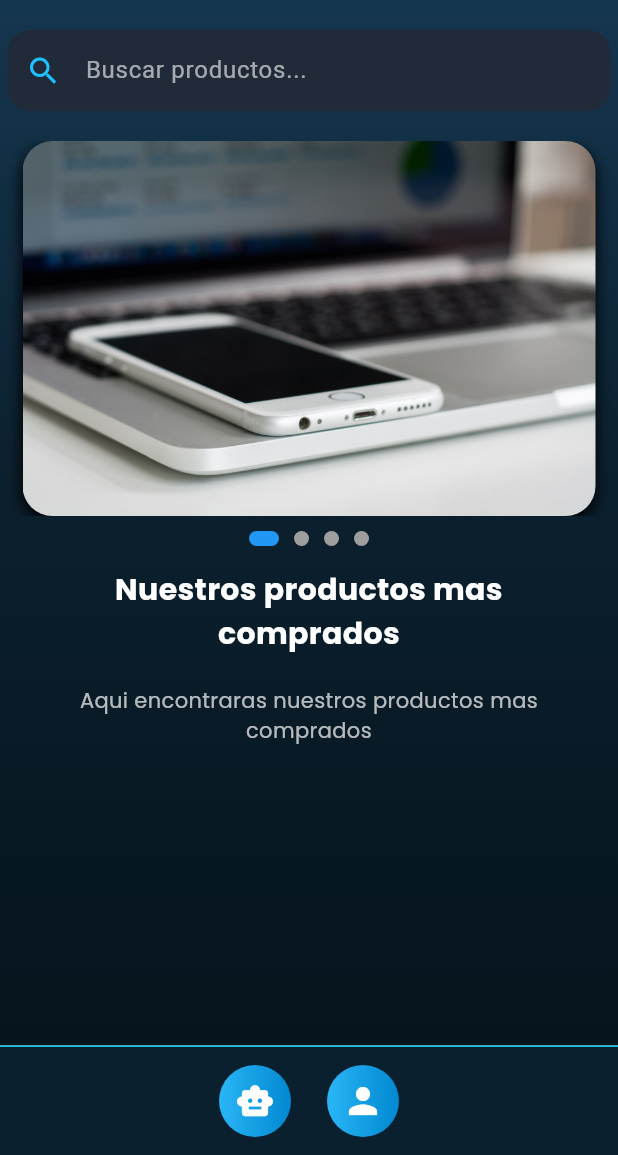
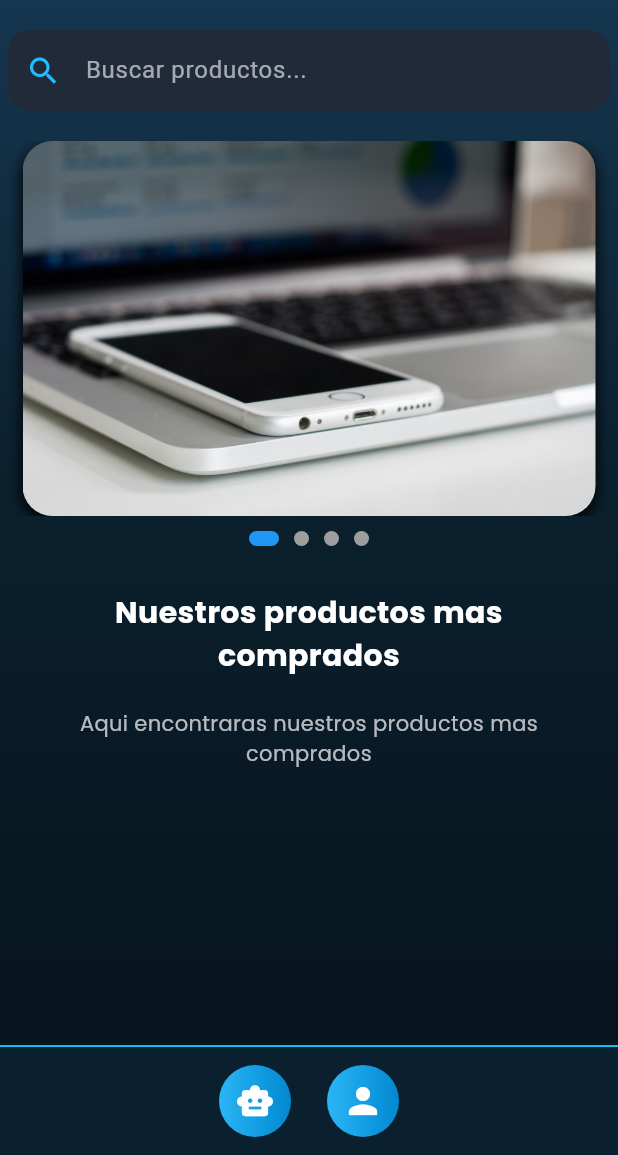
Before and after one commit to jhonjaider438-ship-it/MEGATECH2, a Flutter app: the Homeclie screen opened directly with empty values, on a phone screen of 412 x 824 dp, the part 81-1236 px from its top. Run offline on Flutter 3.47's test engine with Material 3 defaults, Android fonts, the phone set to English and light mode, and no system bars; our stand-ins replace google_fonts, shared_preferences; accounts and stored records are empty.

Commit message:
trabajando en home de cliente

```diff
--- a/Fronted/fronted/lib/paginas/cliente/components/carrusel.dart
+++ b/Fronted/fronted/lib/paginas/cliente/components/carrusel.dart
@@ -87,7 +87,7 @@ class _CarruselState extends State<Carrusel> {
           }),
         ),
 
-        const SizedBox(height: 15),
+        const SizedBox(height: 30),
       ],
     );
   }
```
